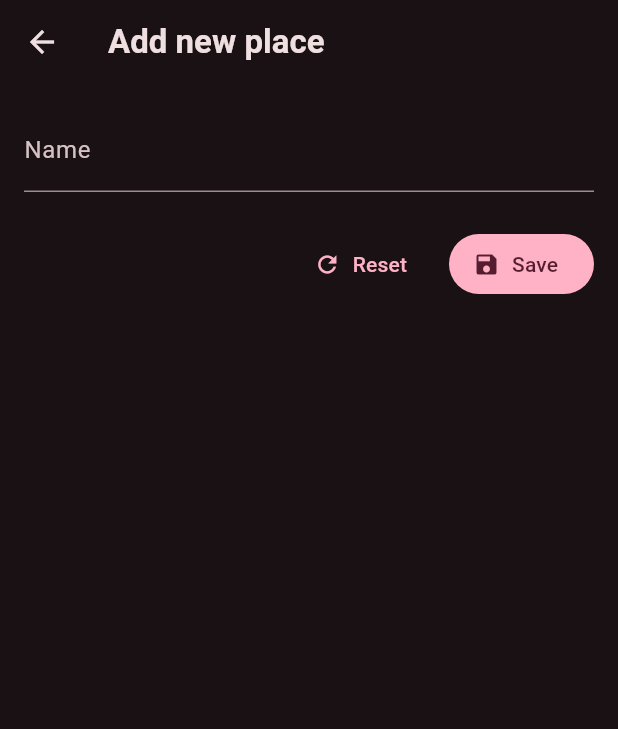
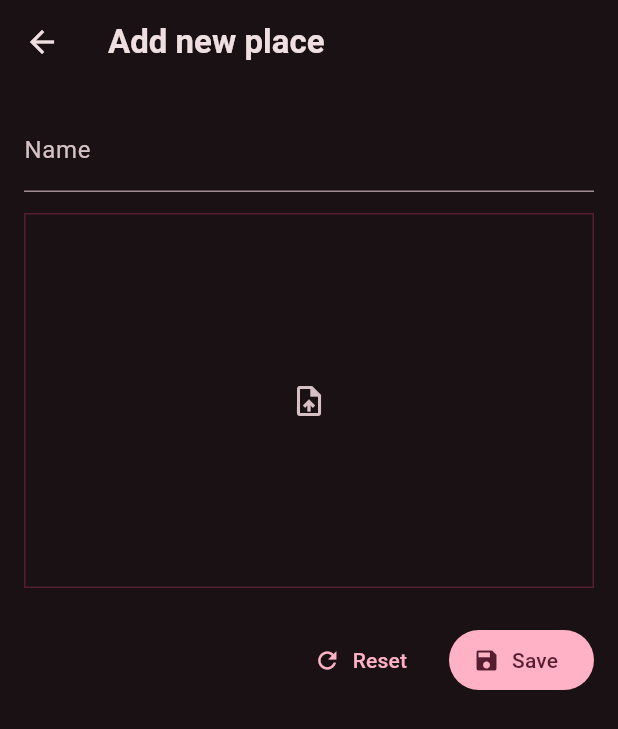
Before and after one commit to Amin2003713/favorite-places, a Flutter app: the AddPlace screen opened directly, on a phone screen of 412 x 824 dp. Shown: the top 729 px of the screen. Run offline on Flutter 3.47's test engine with Material 3 defaults, Android fonts, the phone set to English and light mode, and no system bars; our stand-ins replace flutter_riverpod, google_fonts.

Commit message:
some modification in app setting

```diff
--- a/lib/features/places/components/add_place.dart
+++ b/lib/features/places/components/add_place.dart
@@ -1,3 +1,4 @@
+import 'package:favorite_places/features/places/components/image_input.dart';
 import 'package:favorite_places/features/places/models/palce.dart';
 import 'package:favorite_places/features/places/states/places_states.dart';
 import 'package:flutter/material.dart';
@@ -45,6 +46,8 @@ class AddPlace extends ConsumerWidget {
                 },
                 onSaved: (newValue) => _name = newValue!.trim(),
               ),
+              const SizedBox(height: 14),
+              FormField(builder: (field) => ImageInput()),
               const SizedBox(height: 24),
               Row(
                 mainAxisAlignment: MainAxisAlignment.end,
--- /dev/null
+++ b/lib/features/places/components/image_input.dart
@@ -0,0 +1,34 @@
+import 'package:favorite_places/main.dart';
+import 'package:flutter/material.dart';
+
+class ImageInput extends StatefulWidget {
+  const ImageInput({super.key});
+
+  @override
+  State<StatefulWidget> createState() => _ImageInputState();
+}
+
+class _ImageInputState extends State<ImageInput> {
+  void _takePicture() async {
+    //   final imagePicker = ImagePicker();
+    //   var image = await imagePicker.pickImage(
+    //     source: ImageSource.camera,
+    //     maxWidth: 600,
+    //     maxHeight: 600,
+    //     preferredCameraDevice: CameraDevice.rear,
+    //   );
+  }
+
+  @override
+  Widget build(BuildContext context) {
+    return Container(
+      height: 250,
+      width: double.infinity,
+      alignment: Alignment.center,
+      decoration: BoxDecoration(
+        border: Border.all(width: 1, color: theme.colorScheme.onPrimary),
+      ),
+      child: IconButton(onPressed: () => {}, icon: Icon(Icons.upload_file)),
+    );
+  }
+}
```
Also changed, not shown: lib/features/places/components/place_info.dart (added, +32 -0 lines), lib/features/places/screans/places.dart (+10 -1 lines), 2 other files.
